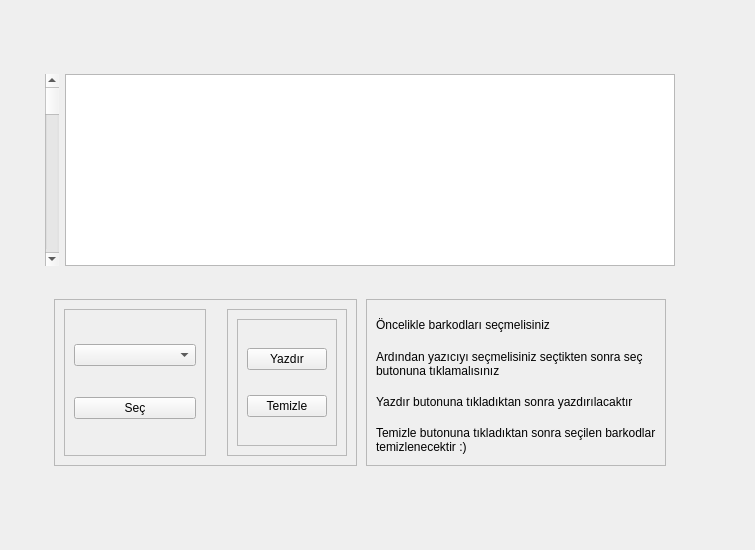
First picture: the form in ui/main_window.ui, repository dotPEEKs/GBS, before the edit.
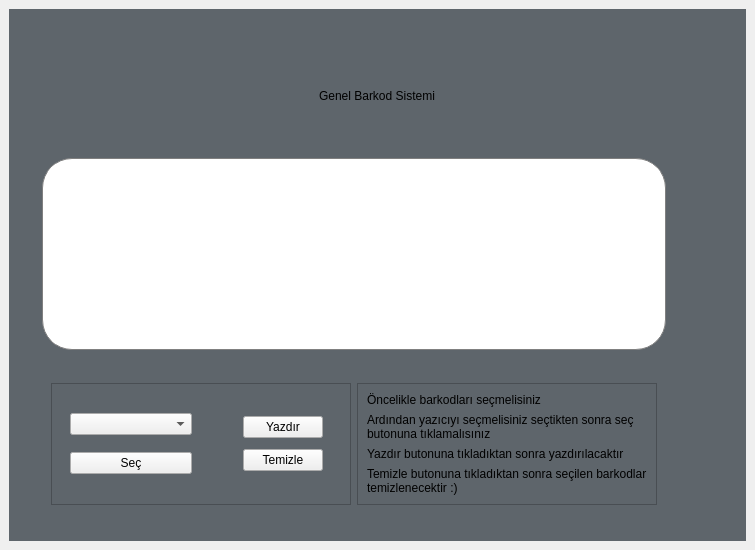
Second picture: the form after the edit. Icons and pictures are not drawn.

```diff
--- a/ui/main_window.ui
+++ b/ui/main_window.ui
@@ -24,7 +24,21 @@
   
 	font: 700 9pt &quot;Microsoft PhagsPa&quot;;
 
-}</string>
+}
+
+QFrame {
+	
+	background-color: rgb(94, 101, 107);
+}
+
+QTableWidget {
+    background-color: white;
+    border: 1px solid gray;
+    border-radius: 40px; /* Köşe yuvarlaklığı */
+    padding: 5px;
+}
+
+</string>
   </property>
   <widget class="QWidget" name="centralwidget">
    <layout class="QHBoxLayout" name="horizontalLayout">
@@ -37,6 +51,59 @@
        <enum>QFrame::Shadow::Raised</enum>
       </property>
       <layout class="QVBoxLayout" name="verticalLayout">
+       <item>
+        <widget class="QFrame" name="frame_12">
+         <property name="frameShape">
+          <enum>QFrame::Shape::NoFrame</enum>
+         </property>
+         <property name="frameShadow">
+          <enum>QFrame::Shadow::Raised</enum>
+         </property>
+         <layout class="QVBoxLayout" name="verticalLayout_6">
+          <item>
+           <widget class="QFrame" name="frame_14">
+            <property name="frameShape">
+             <enum>QFrame::Shape::NoFrame</enum>
+            </property>
+            <property name="frameShadow">
+             <enum>QFrame::Shadow::Raised</enum>
+            </property>
+            <layout class="QVBoxLayout" name="verticalLayout_8">
+             <item alignment="Qt::AlignmentFlag::AlignHCenter">
+              <widget class="QLabel" name="label">
+               <property name="text">
+                <string/>
+               </property>
+               <property name="pixmap">
+                <pixmap resource="../resources/resource.qrc">:/main/db.png</pixmap>
+               </property>
+              </widget>
+             </item>
+            </layout>
+           </widget>
+          </item>
+          <item>
+           <widget class="QFrame" name="frame_13">
+            <property name="frameShape">
+             <enum>QFrame::Shape::NoFrame</enum>
+            </property>
+            <property name="frameShadow">
+             <enum>QFrame::Shadow::Raised</enum>
+            </property>
+            <layout class="QVBoxLayout" name="verticalLayout_9">
+             <item alignment="Qt::AlignmentFlag::AlignHCenter">
+              <widget class="QLabel" name="label_2">
+               <property name="text">
+                <string>Genel Barkod Sistemi</string>
+               </property>
+              </widget>
+             </item>
+            </layout>
+           </widget>
+          </item>
+         </layout>
+        </widget>
+       </item>
        <item>
         <widget class="QFrame" name="frame_2">
          <property name="frameShape">
@@ -46,6 +113,18 @@
           <enum>QFrame::Shadow::Raised</enum>
          </property>
          <layout class="QVBoxLayout" name="verticalLayout_2">
+          <property name="spacing">
+           <number>0</number>
+          </property>
+          <property name="leftMargin">
+           <number>0</number>
+          </property>
+          <property name="rightMargin">
+           <number>0</number>
+          </property>
+          <property name="bottomMargin">
+           <number>0</number>
+          </property>
           <item>
            <widget class="QFrame" name="frame_3">
             <property name="maximumSize">
@@ -54,6 +133,9 @@
               <height>437</height>
              </size>
             </property>
+            <property name="styleSheet">
+             <string notr="true"/>
+            </property>
             <property name="frameShape">
              <enum>QFrame::Shape::NoFrame</enum>
             </property>
@@ -61,8 +143,17 @@
              <enum>QFrame::Shadow::Raised</enum>
             </property>
             <layout class="QVBoxLayout" name="verticalLayout_3">
+             <property name="leftMargin">
+              <number>15</number>
+             </property>
+             <property name="rightMargin">
+              <number>9</number>
+             </property>
              <item>
               <widget class="QFrame" name="frame_4">
+               <property name="styleSheet">
+                <string notr="true"/>
+               </property>
                <property name="frameShape">
                 <enum>QFrame::Shape::NoFrame</enum>
                </property>
@@ -70,13 +161,6 @@
                 <enum>QFrame::Shadow::Raised</enum>
                </property>
                <layout class="QHBoxLayout" name="horizontalLayout_3">
-                <item>
-                 <widget class="QScrollBar" name="verticalScrollBar">
-                  <property name="orientation">
-                   <enum>Qt::Orientation::Vertical</enum>
-                  </property>
-                 </widget>
-                </item>
                 <item>
                  <widget class="QTableWidget" name="tableWidget">
                   <property name="sizePolicy">
@@ -91,9 +175,21 @@
                     <height>16777215</height>
                    </size>
                   </property>
+                  <property name="styleSheet">
+                   <string notr="true">border-radius: 30px;</string>
+                  </property>
+                  <property name="verticalScrollBarPolicy">
+                   <enum>Qt::ScrollBarPolicy::ScrollBarAlwaysOff</enum>
+                  </property>
                   <property name="editTriggers">
                    <set>QAbstractItemView::EditTrigger::NoEditTriggers</set>
                   </property>
+                  <attribute name="horizontalHeaderVisible">
+                   <bool>true</bool>
+                  </attribute>
+                  <attribute name="verticalHeaderCascadingSectionResizes">
+                   <bool>true</bool>
+                  </attribute>
                  </widget>
                 </item>
                </layout>
@@ -147,7 +243,7 @@
                       <item>
                        <widget class="QFrame" name="frame_10">
                         <property name="frameShape">
-                         <enum>QFrame::Shape::StyledPanel</enum>
+                         <enum>QFrame::Shape::NoFrame</enum>
                         </property>
                         <property name="frameShadow">
                          <enum>QFrame::Shadow::Raised</enum>
@@ -169,7 +265,7 @@
                       <item alignment="Qt::AlignmentFlag::AlignRight">
                        <widget class="QFrame" name="frame_9">
                         <property name="frameShape">
-                         <enum>QFrame::Shape::StyledPanel</enum>
+                         <enum>QFrame::Shape::NoFrame</enum>
                         </property>
                         <property name="frameShadow">
                          <enum>QFrame::Shadow::Raised</enum>
@@ -178,7 +274,7 @@
                          <item>
                           <widget class="QFrame" name="frame_11">
                            <property name="frameShape">
-                            <enum>QFrame::Shape::StyledPanel</enum>
+                            <enum>QFrame::Shape::NoFrame</enum>
                            </property>
                            <property name="frameShadow">
                             <enum>QFrame::Shadow::Raised</enum>
```
